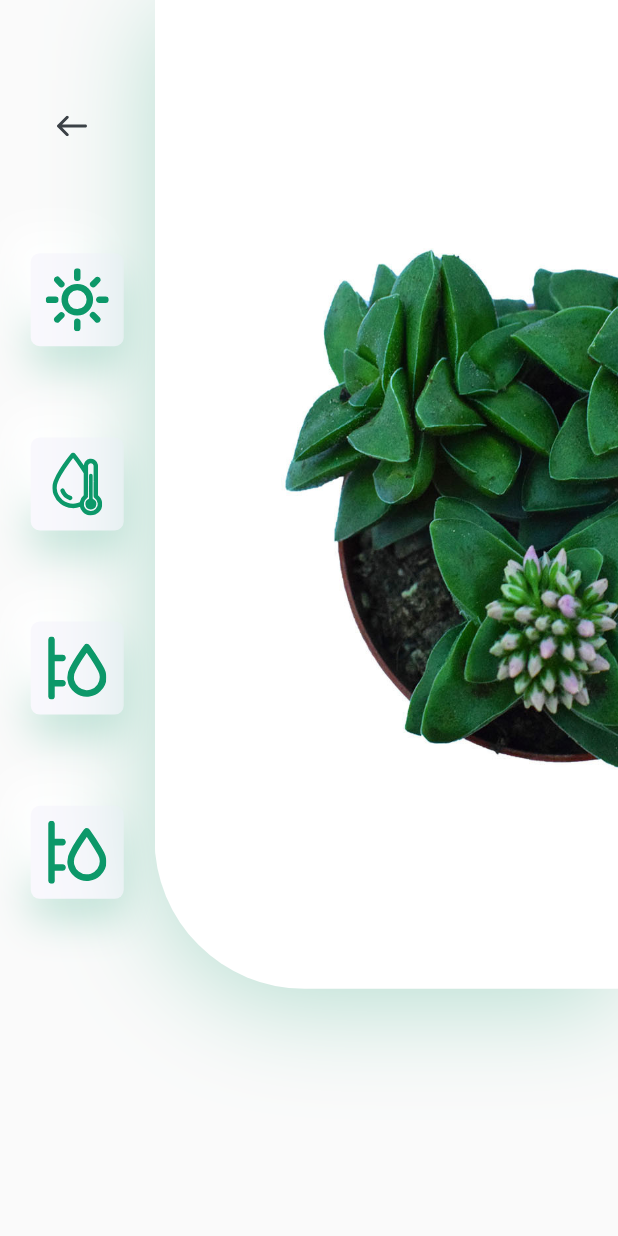
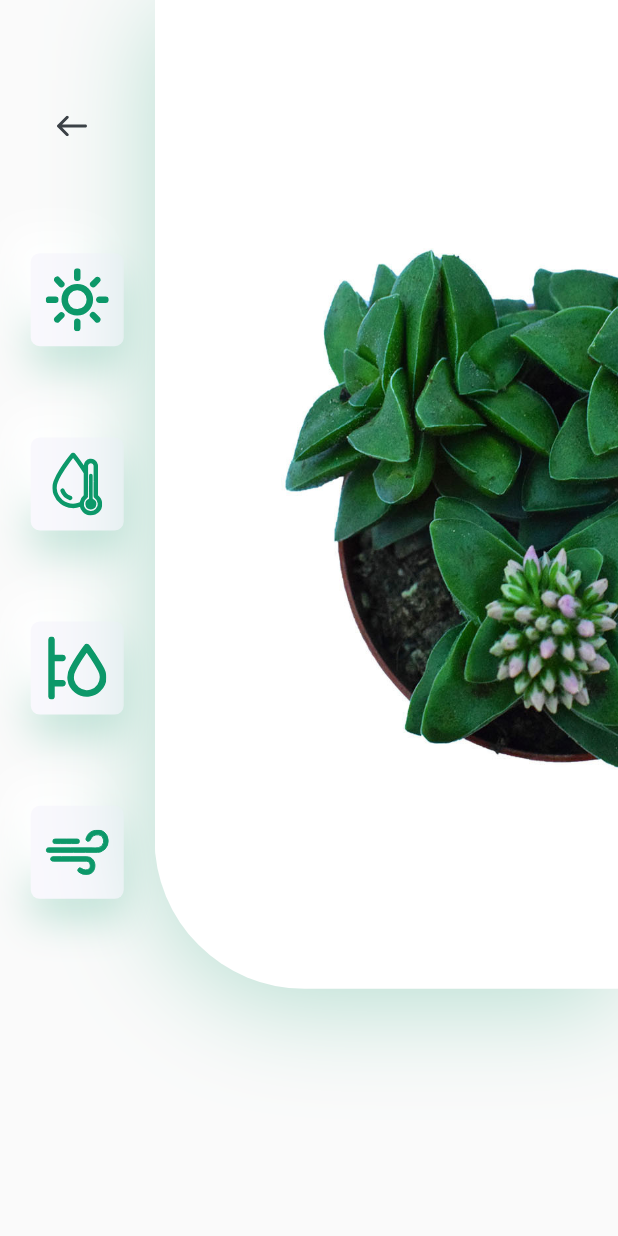
Before and after one commit to Saajonsayrest/Plant_Shop, a Flutter app: the DetailsScreen screen opened directly, on a phone screen of 412 x 824 dp. Run offline on Flutter 3.47's test engine with Material 2 defaults, Android fonts, the phone set to English and light mode, and no system bars; our stand-ins replace flutter_svg.

Commit message:
initial commit

```diff
--- a/lib/screens/details/components/body.dart
+++ b/lib/screens/details/components/body.dart
@@ -38,7 +38,7 @@ class Body extends StatelessWidget {
                       Spacer(),
                       IconCard(icon: "assets/icons/icon_3.svg"),
                       Spacer(),
-                      IconCard(icon: "assets/icons/icon_3.svg"),
+                      IconCard(icon: "assets/icons/icon_4.svg"),
                     ],
                   ),
                 ),
```
